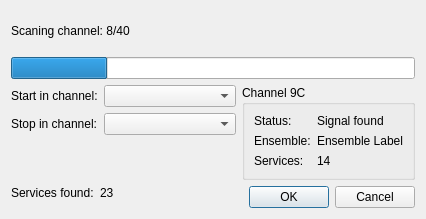
The window that gui/bandscandialog.ui (KejPi/AbracaDABra) describes before a commit, drawn with Qt 5.
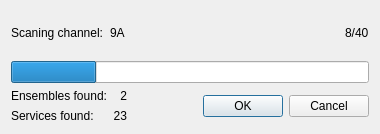
The same window after the commit.

What changed in the file:
```diff
--- a/gui/bandscandialog.ui
+++ b/gui/bandscandialog.ui
@@ -9,15 +9,57 @@
    <rect>
     <x>0</x>
     <y>0</y>
-    <width>426</width>
-    <height>219</height>
+    <width>380</width>
+    <height>134</height>
    </rect>
   </property>
   <property name="windowTitle">
    <string>Band scan</string>
   </property>
-  <layout class="QGridLayout" name="gridLayout">
-   <item row="1" column="0" colspan="3">
+  <layout class="QGridLayout" name="gridLayout_2">
+   <item row="0" column="0" colspan="2">
+    <layout class="QHBoxLayout" name="horizontalLayout_3">
+     <item>
+      <layout class="QHBoxLayout" name="horizontalLayout_2">
+       <item>
+        <widget class="QLabel" name="scanningLabel">
+         <property name="text">
+          <string>Scaning channel:</string>
+         </property>
+        </widget>
+       </item>
+       <item>
+        <widget class="QLabel" name="progressChannel">
+         <property name="text">
+          <string>9A</string>
+         </property>
+        </widget>
+       </item>
+      </layout>
+     </item>
+     <item>
+      <spacer name="horizontalSpacer">
+       <property name="orientation">
+        <enum>Qt::Horizontal</enum>
+       </property>
+       <property name="sizeHint" stdset="0">
+        <size>
+         <width>40</width>
+         <height>20</height>
+        </size>
+       </property>
+      </spacer>
+     </item>
+     <item>
+      <widget class="QLabel" name="progressLabel">
+       <property name="text">
+        <string>8/40</string>
+       </property>
+      </widget>
+     </item>
+    </layout>
+   </item>
+   <item row="1" column="0" colspan="2">
     <widget class="QProgressBar" name="progressBar">
      <property name="value">
       <number>24</number>
@@ -27,116 +69,51 @@
      </property>
     </widget>
    </item>
-   <item row="2" column="0" colspan="2">
-    <layout class="QFormLayout" name="channelSelectionLayout">
-     <item row="0" column="0">
-      <widget class="QLabel" name="label_start">
-       <property name="text">
-        <string>Start in channel:</string>
-       </property>
-      </widget>
-     </item>
-     <item row="0" column="1">
-      <widget class="QComboBox" name="startComboBox"/>
-     </item>
+   <item row="2" column="0">
+    <layout class="QGridLayout" name="gridLayout">
      <item row="1" column="0">
-      <widget class="QLabel" name="labl_stop">
+      <widget class="QLabel" name="servicesFoundLabel">
        <property name="text">
-        <string>Stop in channel:</string>
+        <string>Services found:</string>
        </property>
       </widget>
      </item>
      <item row="1" column="1">
-      <widget class="QComboBox" name="stopComboBox"/>
-     </item>
-    </layout>
-   </item>
-   <item row="2" column="2">
-    <widget class="QGroupBox" name="currentChannelGroupBox">
-     <property name="title">
-      <string>Channel 9C</string>
-     </property>
-     <layout class="QFormLayout" name="formLayout_2">
-      <item row="0" column="0">
-       <widget class="QLabel" name="label_status">
-        <property name="text">
-         <string>Status:</string>
-        </property>
-       </widget>
-      </item>
-      <item row="1" column="0">
-       <widget class="QLabel" name="label_ensemble">
-        <property name="text">
-         <string>Ensemble:</string>
-        </property>
-       </widget>
-      </item>
-      <item row="1" column="1">
-       <widget class="QLabel" name="ensembleLabel">
-        <property name="text">
-         <string>Ensemble Label</string>
-        </property>
-       </widget>
-      </item>
-      <item row="2" column="0">
-       <widget class="QLabel" name="label_services">
-        <property name="text">
-         <string>Services:</string>
-        </property>
-       </widget>
-      </item>
-      <item row="2" column="1">
-       <widget class="QLabel" name="numServices">
-        <property name="text">
-         <string>14</string>
-        </property>
-       </widget>
-      </item>
-      <item row="0" column="1">
-       <widget class="QLabel" name="statusLabel">
-        <property name="text">
-         <string>Signal found</string>
-        </property>
-       </widget>
-      </item>
-     </layout>
-    </widget>
-   </item>
-   <item row="3" column="0">
-    <layout class="QFormLayout" name="resultLayout">
-     <item row="0" column="1">
       <widget class="QLabel" name="numServicesFoundLabel">
        <property name="text">
         <string>23</string>
        </property>
+       <property name="alignment">
+        <set>Qt::AlignRight|Qt::AlignTrailing|Qt::AlignVCenter</set>
+       </property>
       </widget>
      </item>
      <item row="0" column="0">
-      <widget class="QLabel" name="servicesFoundLabel">
+      <widget class="QLabel" name="ensemblesFoundLabel">
        <property name="text">
-        <string>Services found:</string>
+        <string>Ensembles found:</string>
+       </property>
+      </widget>
+     </item>
+     <item row="0" column="1">
+      <widget class="QLabel" name="numEnsemblesFoundLabel">
+       <property name="text">
+        <string>2</string>
+       </property>
+       <property name="alignment">
+        <set>Qt::AlignRight|Qt::AlignTrailing|Qt::AlignVCenter</set>
        </property>
       </widget>
      </item>
     </layout>
    </item>
-   <item row="3" column="1" colspan="2">
+   <item row="2" column="1">
     <widget class="QDialogButtonBox" name="buttonBox">
-     <property name="orientation">
-      <enum>Qt::Horizontal</enum>
-     </property>
      <property name="standardButtons">
       <set>QDialogButtonBox::Cancel|QDialogButtonBox::Ok</set>
      </property>
     </widget>
    </item>
-   <item row="0" column="0" colspan="2">
-    <widget class="QLabel" name="progressLabel">
-     <property name="text">
-      <string>Scaning channel: 8/40</string>
-     </property>
-    </widget>
-   </item>
   </layout>
  </widget>
  <resources/>
```
Left out of the diff: 35 changed lines with no effect on the pictures.
